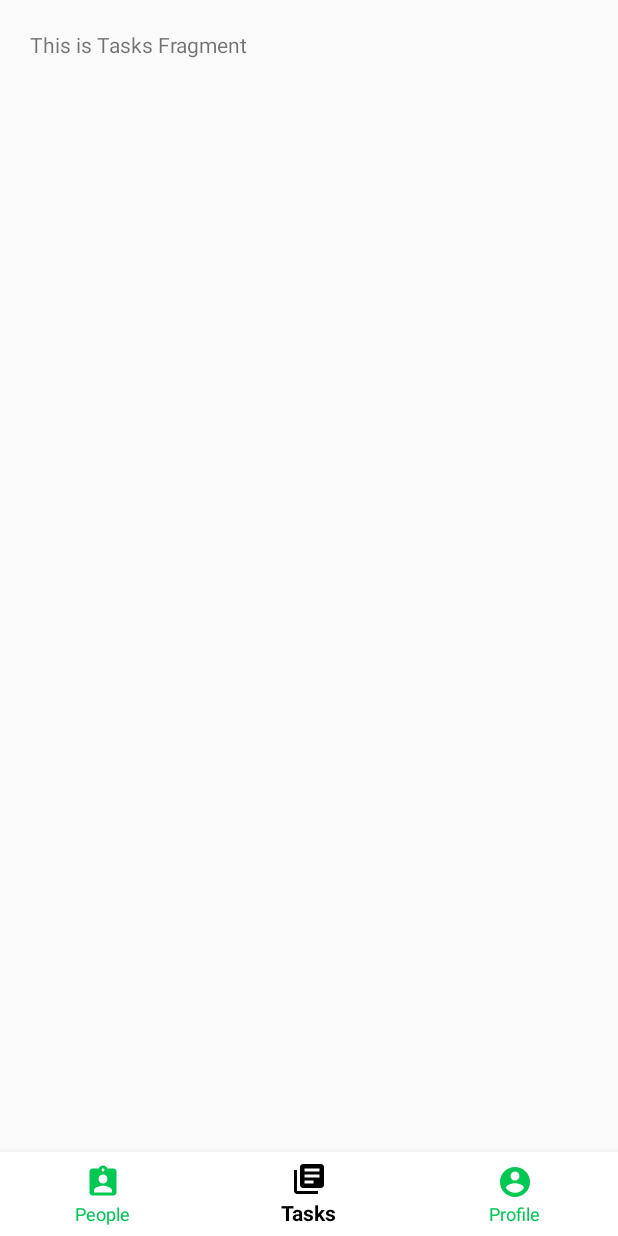
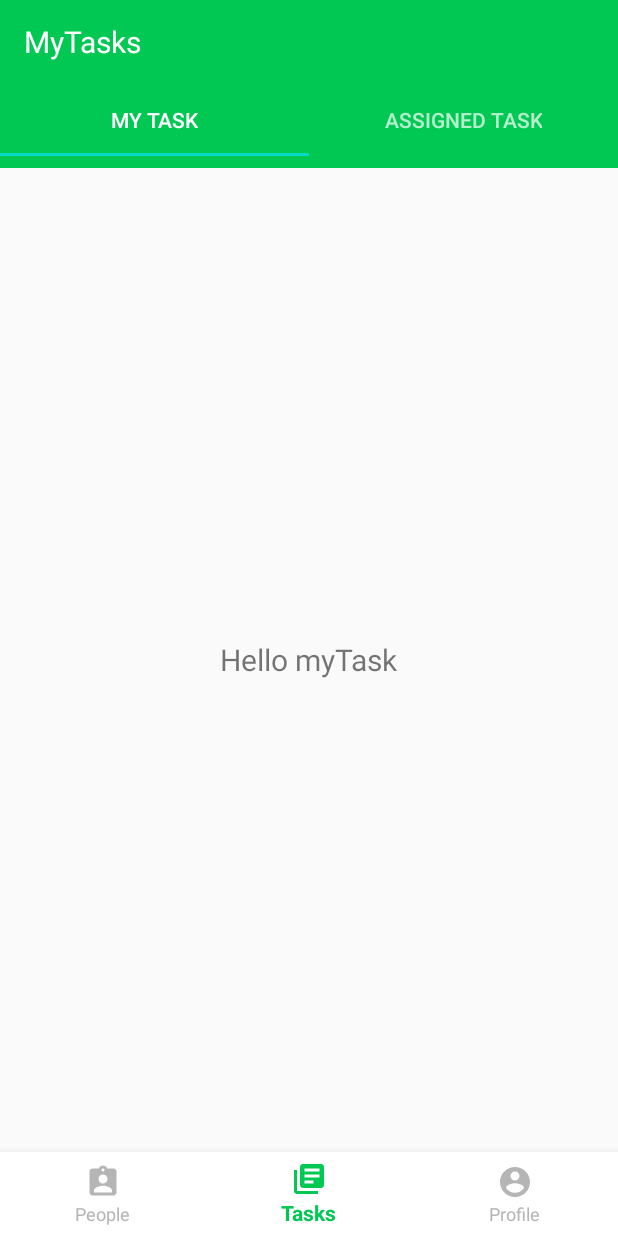
Before and after one commit to mfathulilham/job-scheduler, an Android app: the MainActivity screen opened directly, with no data from a screen before it, item 2 of the bottom bar chosen, on a phone screen of 412 x 824 dp. Run offline under Robolectric (Android 15) with nearby library versions, the phone set to English and light mode, and no system bars.

Commit message:
Add ViewPager Using TabLayout

```diff
--- /dev/null
+++ b/app/src/main/java/com/example/jobscheduler/AssignedTaskFragment.java
@@ -0,0 +1,28 @@
+package com.example.jobscheduler;
+
+import android.os.Bundle;
+
+import androidx.fragment.app.Fragment;
+
+import android.view.LayoutInflater;
+import android.view.View;
+import android.view.ViewGroup;
+
+
+/**
+ * A simple {@link Fragment} subclass.
+ */
+public class AssignedTaskFragment extends Fragment {
+
+    public AssignedTaskFragment() {
+        // Required empty public constructor
+    }
+
+
+    @Override
+    public View onCreateView(LayoutInflater inflater, ViewGroup container,
+                             Bundle savedInstanceState) {
+        // Inflate the layout for this fragment
+        return inflater.inflate(R.layout.fragment_assigned_task, container, false);
+    }
+}
--- a/app/src/main/java/com/example/jobscheduler/LoginActivity.java
+++ b/app/src/main/java/com/example/jobscheduler/LoginActivity.java
@@ -50,7 +50,7 @@ public class LoginActivity extends AppCompatActivity implements View.OnClickList
             alertDialog.dismiss();
         }
         if (!(email.isEmpty() && pass.isEmpty())) {
-            if (email.equals("123456") && pass.equals("123456")){
+            if (email.equals("123") && pass.equals("123")){
                 Intent intent = new Intent(this,MainActivity.class);
                 intent.setFlags(Intent.FLAG_ACTIVITY_CLEAR_TASK | Intent.FLAG_ACTIVITY_NEW_TASK);
                 this.startActivity(intent);
--- a/app/src/main/java/com/example/jobscheduler/MainActivity.java
+++ b/app/src/main/java/com/example/jobscheduler/MainActivity.java
@@ -3,25 +3,30 @@ package com.example.jobscheduler;
 import androidx.annotation.NonNull;
 import androidx.appcompat.app.AppCompatActivity;
 import androidx.fragment.app.Fragment;
+import androidx.viewpager.widget.ViewPager;
+
 import com.google.android.material.bottomnavigation.BottomNavigationView;
+import com.google.android.material.tabs.TabLayout;
+
 import android.os.Bundle;
 import android.view.MenuItem;
 
-import com.google.android.material.bottomnavigation.BottomNavigationView;
+public class MainActivity extends AppCompatActivity {
 
-
-public class MainActivity extends AppCompatActivity {
 
     @Override
     protected void onCreate(Bundle savedInstanceState) {
         super.onCreate(savedInstanceState);
         setContentView(R.layout.activity_main);
+
         BottomNavigationView nav=findViewById(R.id.navigation);
+
         nav.setOnNavigationItemSelectedListener(mOnNavigationItemSelectedListener);
 
         if(savedInstanceState==null){
-            nav.setSelectedItemId(R.id.people);
+            nav.setSelectedItemId(R.id.tasks);
         }
+
     }
 
     private BottomNavigationView.OnNavigationItemSelectedListener mOnNavigationItemSelectedListener =
--- /dev/null
+++ b/app/src/main/java/com/example/jobscheduler/MyTaskFragment.java
@@ -0,0 +1,28 @@
+package com.example.jobscheduler;
+
+import android.os.Bundle;
+
+import androidx.fragment.app.Fragment;
+
+import android.view.LayoutInflater;
+import android.view.View;
+import android.view.ViewGroup;
+
+
+/**
+ * A simple {@link Fragment} subclass.
+ */
+public class MyTaskFragment extends Fragment {
+
+    public MyTaskFragment() {
+        // Required empty public constructor
+    }
+
+
+    @Override
+    public View onCreateView(LayoutInflater inflater, ViewGroup container,
+                             Bundle savedInstanceState) {
+        // Inflate the layout for this fragment
+        return inflater.inflate(R.layout.fragment_my_task, container, false);
+    }
+}
--- a/app/src/main/java/com/example/jobscheduler/TasksFragment.java
+++ b/app/src/main/java/com/example/jobscheduler/TasksFragment.java
@@ -3,10 +3,13 @@ package com.example.jobscheduler;
 import android.os.Bundle;
 
 import androidx.fragment.app.Fragment;
+import androidx.viewpager.widget.ViewPager;
 
 import android.view.LayoutInflater;
 import android.view.View;
 import android.view.ViewGroup;
+
+import com.google.android.material.tabs.TabLayout;
 
 
 /**
@@ -14,15 +17,29 @@ import android.view.ViewGroup;
  */
 public class TasksFragment extends Fragment {
 
+
+    private TabLayout tabLayout;
+    private ViewPager viewPager;
+    private ViewPagerAdapter viewPagerAdapter;
+
     public TasksFragment() {
         // Required empty public constructor
     }
-
 
     @Override
     public View onCreateView(LayoutInflater inflater, ViewGroup container,
                              Bundle savedInstanceState) {
         // Inflate the layout for this fragment
-        return inflater.inflate(R.layout.fragment_tasks, container, false);
+        View view = inflater.inflate(R.layout.fragment_tasks, container, false);
+        viewPager = view.findViewById(R.id.viewPager);
+        tabLayout = view.findViewById(R.id.tabLayout);
+        viewPagerAdapter = new ViewPagerAdapter(getFragmentManager());
+        viewPagerAdapter.addFragment(new MyTaskFragment(), "My Task");
+        viewPagerAdapter.addFragment(new AssignedTaskFragment(), "Assigned Task");
+
+        viewPager.setAdapter(viewPagerAdapter);
+        tabLayout.setupWithViewPager(viewPager);
+
+        return view;
     }
 }
--- /dev/null
+++ b/app/src/main/java/com/example/jobscheduler/ViewPagerAdapter.java
@@ -0,0 +1,35 @@
+package com.example.jobscheduler;
+
+import androidx.annotation.Nullable;
+import androidx.fragment.app.Fragment;
+import androidx.fragment.app.FragmentManager;
+import androidx.fragment.app.FragmentStatePagerAdapter;
+
+import java.util.ArrayList;
+import java.util.List;
+
+public class ViewPagerAdapter extends FragmentStatePagerAdapter {
+    private final List<Fragment> mFragmentList = new ArrayList<>();
+    private final List<String> mFragmentTitleList = new ArrayList<>();
+
+    ViewPagerAdapter(FragmentManager fm) {
+        super(fm);
+    }
+    @Override
+    public Fragment getItem(int position) {
+        return mFragmentList.get(position);
+    }
+    public void addFragment(Fragment fragment, String title) {
+        mFragmentList.add(fragment);
+        mFragmentTitleList.add(title);
+    }
+    @Nullable
+    @Override
+    public CharSequence getPageTitle(int position) {
+        return mFragmentTitleList.get(position);
+    }
+    @Override
+    public int getCount() {
+        return mFragmentList.size();
+    }
+}
--- a/app/src/main/res/drawable/text_bottom_bar.xml
+++ b/app/src/main/res/drawable/text_bottom_bar.xml
@@ -1,6 +1,6 @@
 <?xml version="1.0" encoding="utf-8"?>
 <selector xmlns:android="http://schemas.android.com/apk/res/android" xmlns:app="http://schemas.android.com/apk/res-auto">
-    <item android:state_checked="true" android:color="@color/black"/>
+    <item android:state_checked="true" android:color="@color/Green"/>
 <!--    <item android:state_active="true" app:itemBackground="@color/black"/>-->
-    <item android:color="@color/Green" />
+    <item android:color="@color/gray_tua" />
 </selector>
--- a/app/src/main/res/layout/activity_main.xml
+++ b/app/src/main/res/layout/activity_main.xml
@@ -10,9 +10,9 @@
         android:id="@+id/container_layout"
         android:layout_width="0dp"
         android:layout_height="0dp"
-        android:layout_marginStart="20dp"
-        android:layout_marginTop="20dp"
-        android:layout_marginEnd="20dp"
+        android:layout_marginStart="0dp"
+        android:layout_marginTop="0dp"
+        android:layout_marginEnd="0dp"
         app:layout_constraintBottom_toTopOf="@+id/navigation"
         app:layout_constraintEnd_toEndOf="parent"
         app:layout_constraintStart_toStartOf="parent"
--- /dev/null
+++ b/app/src/main/res/layout/fragment_assigned_task.xml
@@ -0,0 +1,16 @@
+<?xml version="1.0" encoding="utf-8"?>
+<RelativeLayout xmlns:android="http://schemas.android.com/apk/res/android"
+    xmlns:tools="http://schemas.android.com/tools"
+    android:layout_width="match_parent"
+    android:layout_height="match_parent"
+    tools:context=".AssignedTaskFragment">
+
+    <!-- TODO: Update blank fragment layout -->
+    <TextView
+        android:layout_width="wrap_content"
+        android:layout_height="wrap_content"
+        android:text="Hello Assigned Task"
+        android:layout_centerInParent="true"
+        android:textSize="20sp"/>
+
+</RelativeLayout>
--- /dev/null
+++ b/app/src/main/res/layout/fragment_my_task.xml
@@ -0,0 +1,16 @@
+<?xml version="1.0" encoding="utf-8"?>
+<RelativeLayout xmlns:android="http://schemas.android.com/apk/res/android"
+    xmlns:tools="http://schemas.android.com/tools"
+    android:layout_width="match_parent"
+    android:layout_height="match_parent"
+    tools:context=".MyTaskFragment">
+
+    <!-- TODO: Update blank fragment layout -->
+    <TextView
+        android:layout_width="wrap_content"
+        android:layout_height="wrap_content"
+        android:text="Hello myTask"
+        android:layout_centerInParent="true"
+        android:textSize="20sp"/>
+
+</RelativeLayout>
--- a/app/src/main/res/layout/fragment_people.xml
+++ b/app/src/main/res/layout/fragment_people.xml
@@ -4,6 +4,9 @@
     android:layout_width="match_parent"
     android:layout_height="wrap_content"
     xmlns:app="http://schemas.android.com/apk/res-auto"
+    android:layout_marginTop="20dp"
+    android:layout_marginLeft="20dp"
+    android:layout_marginRight="20dp"
     tools:context=".PeopleFragment">
 
     <!-- TODO: Update blank fragment layout -->
--- a/app/src/main/res/layout/fragment_tasks.xml
+++ b/app/src/main/res/layout/fragment_tasks.xml
@@ -1,14 +1,45 @@
 <?xml version="1.0" encoding="utf-8"?>
-<FrameLayout xmlns:android="http://schemas.android.com/apk/res/android"
-    xmlns:tools="http://schemas.android.com/tools"
+<LinearLayout
+    xmlns:android="http://schemas.android.com/apk/res/android"
+    xmlns:app="http://schemas.android.com/apk/res-auto"
     android:layout_width="match_parent"
     android:layout_height="match_parent"
-    tools:context=".TasksFragment">
+    android:orientation="vertical">
 
-    <!-- TODO: Update blank fragment layout -->
-    <TextView
+    <androidx.appcompat.widget.Toolbar
         android:layout_width="match_parent"
-        android:layout_height="match_parent"
-        android:text="This is Tasks Fragment" />
+        android:layout_height="wrap_content"
+        android:id="@+id/toolbar"
+        android:background="@color/Green"
+        android:minHeight="?attr/actionBarSize"
+        android:theme="@style/ThemeOverlay.AppCompat.Dark.ActionBar"
+        app:popupTheme="@style/ThemeOverlay.AppCompat.Light">
 
-</FrameLayout>
+        <TextView
+            android:layout_width="wrap_content"
+            android:layout_height="wrap_content"
+            android:textColor="@color/white"
+            android:text="MyTasks"
+            android:textSize="20dp"/>
+
+
+    </androidx.appcompat.widget.Toolbar>
+
+    <com.google.android.material.tabs.TabLayout
+        android:layout_width="match_parent"
+        android:layout_height="wrap_content"
+        android:id="@+id/tabLayout"
+        android:background="@color/Green"
+        android:minHeight="?attr/actionBarSize"
+        android:theme="@style/ThemeOverlay.AppCompat.Dark.ActionBar">
+
+    </com.google.android.material.tabs.TabLayout>
+
+    <androidx.viewpager.widget.ViewPager
+        android:id="@+id/viewPager"
+        android:layout_width="match_parent"
+        android:layout_height="fill_parent">
+
+    </androidx.viewpager.widget.ViewPager>
+
+</LinearLayout>
--- a/app/src/main/res/values/colors.xml
+++ b/app/src/main/res/values/colors.xml
@@ -7,4 +7,5 @@
     <color name="white">#FFFFFF</color>
     <color name="black">#020202</color>
     <color name="gray_muda">#DEDEDE</color>
+    <color name="gray_tua">#B6B5B5</color>
 </resources>
```
